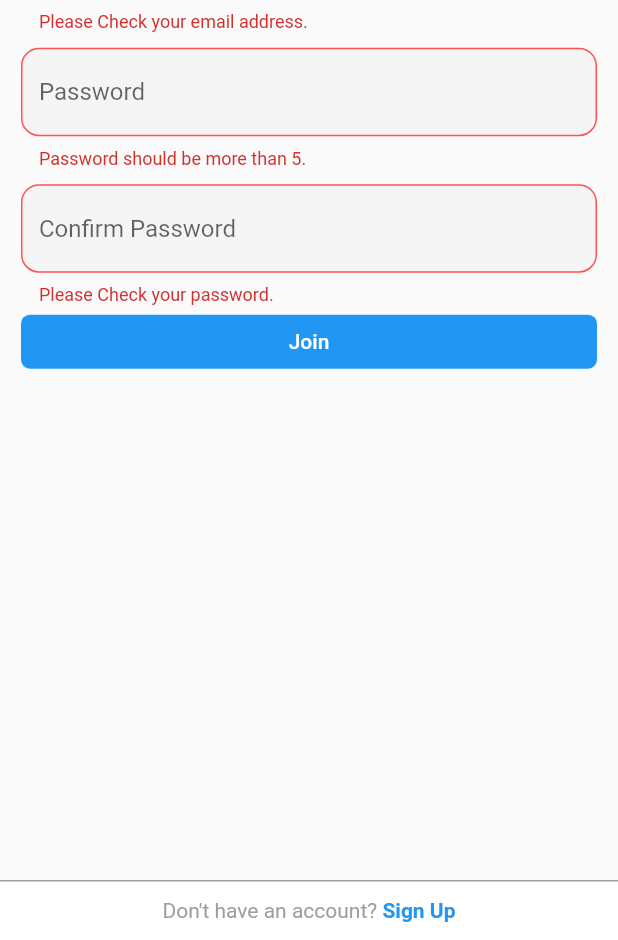
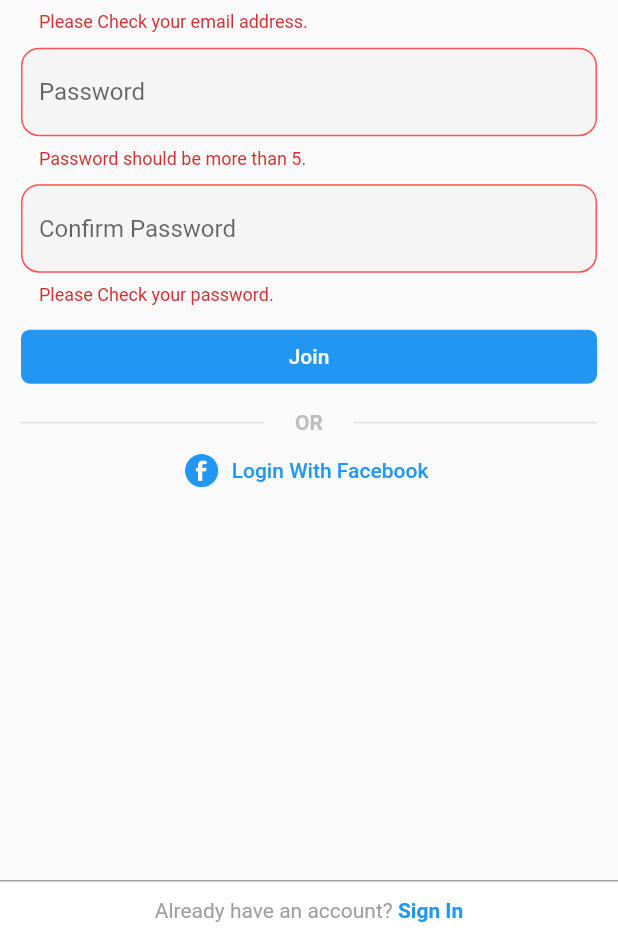
Before and after one commit to cccodaisy/costagram, a Flutter app: the screen it shows after launch, after a tap on "Join", on a phone screen of 412 x 824 dp, the part 296-1236 px from its top. Run offline on Flutter 3.47's test engine with Material 2 defaults, Android fonts, the phone set to English and light mode, and no system bars; our stand-ins replace cached_network_image.

Commit message:
#3.2 add log in page

```diff
--- /dev/null
+++ b/lib/constants/auth_input_decor.dart
@@ -0,0 +1,32 @@
+import 'package:costagram/constants/common_size.dart';
+import 'package:flutter/material.dart';
+
+InputDecoration textInputDecor(String hint) {
+  return InputDecoration(
+      hintText: hint,
+      enabledBorder: activeInputBorder(),
+      focusedBorder: activeInputBorder(),
+      errorBorder: errorInputBorder(),
+      focusedErrorBorder: errorInputBorder(),
+      filled: true,
+      fillColor: Colors.grey[100]
+  );
+}
+
+OutlineInputBorder errorInputBorder() {
+  return OutlineInputBorder(
+    borderSide: BorderSide(
+      color: Colors.redAccent,
+    ),
+    borderRadius: BorderRadius.circular(common_s_gap),
+  );
+}
+
+OutlineInputBorder activeInputBorder() {
+  return OutlineInputBorder(
+      borderSide: BorderSide(
+          color: Colors.grey[300]
+      ),
+      borderRadius: BorderRadius.circular(common_s_gap)
+  );
+}
--- a/lib/screens/auth_screen.dart
+++ b/lib/screens/auth_screen.dart
@@ -41,11 +41,11 @@ class _AuthScreenState extends State<AuthScreen> with SingleTickerProviderStateM
                   },
                   child: RichText(
                     text: TextSpan(
-                      text: (selectedForm == 1) ? "Already have an account? " : "Don't have an account? ",
+                      text: (selectedForm == 1) ? "Don't have an account? " : "Already have an account? ",
                       style: TextStyle(color: Colors.grey),
                       children: [
                         TextSpan(
-                          text: (selectedForm == 1) ? "Sign In" : "Sign Up",
+                          text: (selectedForm == 1) ? "Sign Up" : "Sign In",
                           style: TextStyle(color: Colors.blue, fontWeight: FontWeight.bold)
                         ),
                       ]
--- /dev/null
+++ b/lib/widgets/or_divider.dart
@@ -0,0 +1,33 @@
+import 'package:flutter/material.dart';
+
+class OrDivider extends StatelessWidget {
+  @override
+  Widget build(BuildContext context) {
+    return Stack(
+      alignment: Alignment.center,
+      children: <Widget>[
+        Positioned(
+          left: 0,
+          right: 0,
+          height: 1,
+          child: Container(
+            color: Colors.grey[300],
+            height: 1,
+          ),
+        ),
+        Container(
+          color: Colors.grey[50],
+          height: 3,
+          width: 60,
+        ),
+        Text(
+          'OR',
+          style: TextStyle(
+              color: Colors.grey[400],
+              fontWeight: FontWeight.bold
+          ),
+        )
+      ],
+    );
+  }
+}
--- a/lib/widgets/sign_in_form.dart
+++ b/lib/widgets/sign_in_form.dart
@@ -1,4 +1,8 @@
+import 'package:costagram/constants/auth_input_decor.dart';
+import 'package:costagram/constants/common_size.dart';
 import 'package:flutter/material.dart';
+
+import '../home_page.dart';
 
 class SignInForm extends StatefulWidget {
   @override
@@ -6,10 +10,148 @@ class SignInForm extends StatefulWidget {
 }
 
 class _SignInFormState extends State<SignInForm> {
+
+  GlobalKey<FormState> _formKey = GlobalKey<FormState>();
+  TextEditingController _emailController = TextEditingController();
+  TextEditingController _pwController = TextEditingController();
+
+  @override
+  void dispose() {
+    _emailController.dispose();
+    super.dispose();
+  }
+
   @override
   Widget build(BuildContext context) {
-    return Container(
-      color: Colors.blueGrey,
+    return Scaffold(
+      resizeToAvoidBottomInset: true,
+      body: Padding(
+        padding: const EdgeInsets.all(common_gap),
+        child: Form(
+            key: _formKey,
+            child: ListView(
+              children: <Widget>[
+                SizedBox(
+                  height: common_l_gap,
+                ),
+                Image.asset("assets/images/insta_text_logo.png"),
+                TextFormField(
+                  controller: _emailController,
+                  cursorColor: Colors.black54,
+                  decoration: textInputDecor("Email"),
+                  validator: (text){
+                    if(text.isNotEmpty && text.contains("@")){
+                      return null;
+                    } else {
+                      return "Please Check your email address.";
+                    }
+                  },
+                ),
+                SizedBox(
+                  height: common_xs_gap,
+                ),
+                TextFormField(
+                  controller: _pwController,
+                  cursorColor: Colors.black54,
+                  obscureText: true,
+                  decoration: textInputDecor("Password"),
+                  validator: (text){
+                    if(text.isNotEmpty && text.length > 5){
+                      return null;
+                    } else {
+                      return "Password should be more than 5.";
+                    }
+                  },
+                ),
+                FlatButton(
+                  onPressed: () {},
+                  child: Align(
+                    alignment: Alignment.centerRight,
+                    child: Text(
+                      'Forgotten password?',
+                      style: TextStyle(
+                          color: Colors.blue,
+                          fontWeight: FontWeight.bold
+                      ),
+                    ),
+                  ),
+                ),
+                SizedBox(
+                  height: common_xs_gap,
+                ),
+                _submitButton(context),
+                SizedBox(
+                    height: common_s_gap
+                ),
+                _orDivider(),
+                FlatButton.icon(
+                    onPressed: (){},
+                    textColor: Colors.blue,
+                    icon: ImageIcon(
+                        AssetImage('assets/images/facebook.png')
+                    ),
+                    label: Text('Login With Facebook')
+                )
+              ],
+            )
+        ),
+      ),
     );
   }
+
+  FlatButton _submitButton(BuildContext context) {
+    return FlatButton(
+      color: Colors.blue,
+      onPressed: () {
+        if(_formKey.currentState.validate()){
+          print('Validation success!');
+          Navigator.of(context).pushReplacement(
+              MaterialPageRoute(
+                  builder: (context) => HomePage()
+              )
+          );
+        }
+      },
+      child: Text(
+          'Log In',
+          style: TextStyle(
+            color: Colors.white,
+          )
+      ),
+      shape: RoundedRectangleBorder(
+        borderRadius: BorderRadius.circular(6),
+      ),
+    );
+  }
+
+  Stack _orDivider() {
+    return Stack(
+      alignment: Alignment.center,
+      children: <Widget>[
+        Positioned(
+          left: 0,
+          right: 0,
+          height: 1,
+          child: Container(
+            color: Colors.grey[300],
+            height: 1,
+          ),
+        ),
+        Container(
+          color: Colors.grey[50],
+          height: 3,
+          width: 60,
+        ),
+        Text(
+          'OR',
+          style: TextStyle(
+              color: Colors.grey[400],
+              fontWeight: FontWeight.bold
+          ),
+        )
+      ],
+    );
+  }
+
+
 }
--- a/lib/widgets/sign_up_form.dart
+++ b/lib/widgets/sign_up_form.dart
@@ -1,4 +1,6 @@
+import 'package:costagram/constants/auth_input_decor.dart';
 import 'package:costagram/constants/common_size.dart';
+import 'package:costagram/widgets/or_divider.dart';
 import 'package:flutter/material.dart';
 
 import '../home_page.dart';
@@ -39,7 +41,7 @@ class _SignUpFormState extends State<SignUpForm> {
               TextFormField(
                 controller: _emailController,
                 cursorColor: Colors.black54,
-                decoration: _textInputDecor("Email"),
+                decoration: textInputDecor("Email"),
                 validator: (text){
                   if(text.isNotEmpty && text.contains("@")){
                     return null;
@@ -55,7 +57,7 @@ class _SignUpFormState extends State<SignUpForm> {
                 controller: _pwController,
                 cursorColor: Colors.black54,
                 obscureText: true,
-                decoration: _textInputDecor("Password"),
+                decoration: textInputDecor("Password"),
                 validator: (text){
                   if(text.isNotEmpty && text.length > 5){
                     return null;
@@ -71,7 +73,7 @@ class _SignUpFormState extends State<SignUpForm> {
                 controller: _cpwController,
                 cursorColor: Colors.black54,
                 obscureText: true,
-                decoration: _textInputDecor("Confirm Password"),
+                decoration: textInputDecor("Confirm Password"),
                 validator: (text){
                   if(text.isNotEmpty && _pwController.text == text){
                     return null;
@@ -80,7 +82,31 @@ class _SignUpFormState extends State<SignUpForm> {
                   }
                 },
               ),
-              FlatButton(
+              SizedBox(
+                height: common_xs_gap,
+              ),
+              _submitButton(context),
+              SizedBox(
+                height: common_s_gap
+              ),
+              OrDivider(),
+              FlatButton.icon(
+                onPressed: (){},
+                textColor: Colors.blue,
+                icon: ImageIcon(
+                  AssetImage('assets/images/facebook.png')
+                ),
+                label: Text('Login With Facebook')
+              )
+            ],
+          )
+        ),
+      ),
+    );
+  }
+
+  FlatButton _submitButton(BuildContext context) {
+    return FlatButton(
       color: Colors.blue,
       onPressed: () {
         if(_formKey.currentState.validate()){
@@ -101,42 +127,6 @@ class _SignUpFormState extends State<SignUpForm> {
       shape: RoundedRectangleBorder(
         borderRadius: BorderRadius.circular(6),
       ),
-              )
-            ],
-          )
-        ),
-      ),
     );
   }
-
-  InputDecoration _textInputDecor(String hint) {
-    return InputDecoration(
-        hintText: hint,
-        enabledBorder: _activeInputBorder(),
-        focusedBorder: _activeInputBorder(),
-        errorBorder: _errorInputBorder(),
-        focusedErrorBorder: _errorInputBorder(),
-        filled: true,
-        fillColor: Colors.grey[100]
-    );
 }
-
-  OutlineInputBorder _errorInputBorder() {
-    return OutlineInputBorder(
-        borderSide: BorderSide(
-          color: Colors.redAccent,
-        ),
-        borderRadius: BorderRadius.circular(common_s_gap),
-      );
-  }
-
-  OutlineInputBorder _activeInputBorder() {
-    return OutlineInputBorder(
-          borderSide: BorderSide(
-              color: Colors.grey[300]
-          ),
-          borderRadius: BorderRadius.circular(common_s_gap)
-      );
-  }
-
-}
```
Lines whose indentation alone changed are shown as unchanged.
